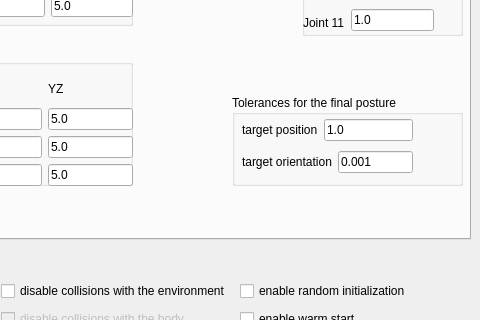
Qt form ui/toldialoghump.ui (zohannn/motion_manager) before a commit; both pictures show x 490 to 970 and y 361 to 681 of the 970 by 772 pixel window.
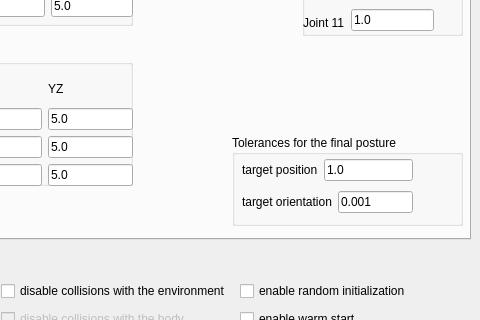
The same form after that commit.

Diff of the .ui file:
```diff
--- a/ui/toldialoghump.ui
+++ b/ui/toldialoghump.ui
@@ -1040,7 +1040,7 @@
      <property name="geometry">
       <rect>
        <x>720</x>
-       <y>430</y>
+       <y>470</y>
        <width>231</width>
        <height>91</height>
       </rect>
@@ -3670,7 +3670,7 @@
     </item>
    </layout>
   </widget>
-  <widget class="QWidget" name="">
+  <widget class="QWidget" name="layoutWidget">
    <property name="geometry">
     <rect>
      <x>10</x>
```
Left out of the diff: 3 changed lines with no effect on the pictures.
